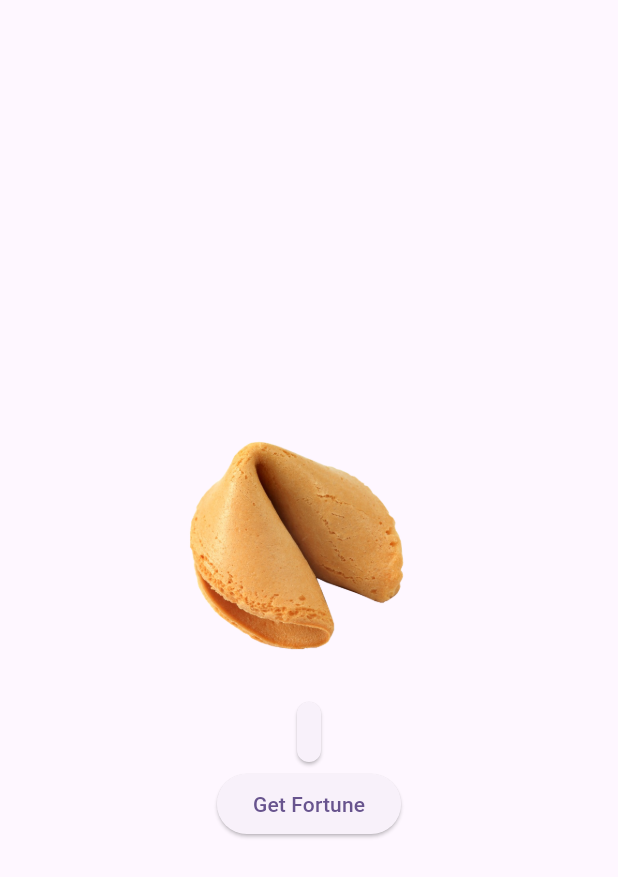
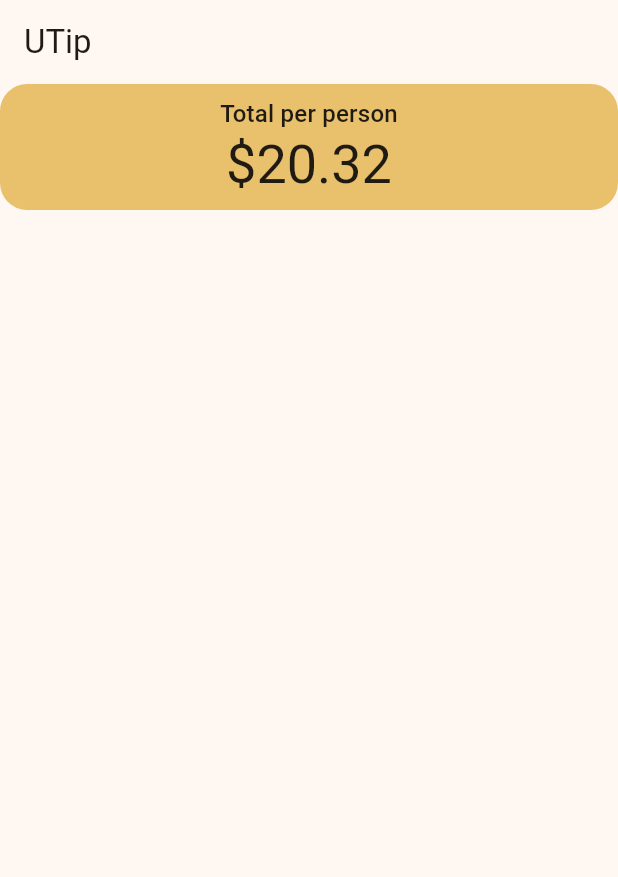
Before and after one commit to sytnikov/first-flutter-app, a Flutter app: the screen it shows after launch, on a phone screen of 412 x 824 dp. Shown: the top 877 px of the screen. Run offline on Flutter 3.47's test engine with Material 3 defaults, Android fonts, the phone set to English and light mode, and no system bars.

Commit message:
styling and context

```diff
--- a/lib/main.dart
+++ b/lib/main.dart
@@ -1,5 +1,4 @@
 import 'package:flutter/material.dart';
-import 'dart:math';
 
 void main() {
   runApp(const MyApp());
@@ -12,83 +11,51 @@ class MyApp extends StatelessWidget {
   @override
   Widget build(BuildContext context) {
     return MaterialApp(
-      title: 'Flutter Demo',
+      title: 'Utip',
       theme: ThemeData(
-        colorScheme: ColorScheme.fromSeed(seedColor: Colors.deepPurple),
+        colorScheme: ColorScheme.fromSeed(seedColor: Colors.amber),
+        useMaterial3: true,
       ),
-      home: const MyHomePage(title: 'Flutter Home Page'),
+      home: const Utip(),
     );
   }
 }
 
-class MyHomePage extends StatefulWidget {
-  const MyHomePage({super.key, required this.title});
-
-  final String title;
+class Utip extends StatefulWidget {
+  const Utip({super.key});
 
   @override
-  State<MyHomePage> createState() => _MyHomePageState();
+  State<Utip> createState() => _UtipState();
 }
 
-class _MyHomePageState extends State<MyHomePage> {
-  String _currentFortune = '';
-
-  final _fortuneList = [
-    "A great change is just around the corner.",
-    "You will soon uncover a hidden truth.",
-    "Someone from your past will return unexpectedly.",
-    "A small risk will bring great reward.",
-    "Your dreams hold the answer you seek.",
-    "New paths open when old ones close.",
-    "A message will arrive when you least expect.",
-    "Listen closely—your intuition is guiding you right.",
-    "What you lost will find its way back.",
-    "This week brings clarity and fresh beginnings.",
-  ];
-
-  void _getFortune() {
-    var random = Random();
-    int fortuneIndex = random.nextInt(_fortuneList.length);
-    setState(() {
-      _currentFortune = _fortuneList[fortuneIndex];
-    });
-  }
-
+class _UtipState extends State<Utip> {
   @override
   Widget build(BuildContext context) {
+    var theme = Theme.of(context);
     return Scaffold(
-      // appBar: AppBar(),
-      body: Center(
-        child: Column(
-          mainAxisAlignment: MainAxisAlignment.center,
-          children: <Widget>[
-            Image.asset(
-              'assets/images/fortune_cookie.png',
-              width: 200,
-              height: 200,
-              fit: BoxFit.cover,
+      appBar: AppBar(title: Text('UTip')),
+      body: Column(
+        crossAxisAlignment: CrossAxisAlignment.stretch,
+        children: [
+          Container(
+            padding: const EdgeInsets.all(8),
+            decoration: BoxDecoration(
+              color: theme.colorScheme.inversePrimary,
+              borderRadius: BorderRadius.circular(18),
             ),
-            Card(
-              child: Padding(
-                padding: const EdgeInsets.all(8.0),
-                child: Text(
-                  _currentFortune,
-                  style: Theme.of(context).textTheme.titleMedium,
+            child: Column(
+              children: [
+                Text(
+                  'Total per person',
+                  style: theme.textTheme.titleMedium,
                 ),
-              ),
+                Text('\$20.32',
+                style: theme.textTheme.displaySmall,),
+              ],
             ),
-            ElevatedButton(
-              onPressed: _getFortune,
-              child: const Text('Get Fortune'),
-            ),
-          ],
-        ),
+          ),
+        ],
       ),
-      // floatingActionButton: FloatingActionButton(
-      //   onPressed: _getFortune,
-      //   tooltip: 'Increment',
-      //   child: const Icon(Icons.add),
-      // ),
     );
   }
 }
```
